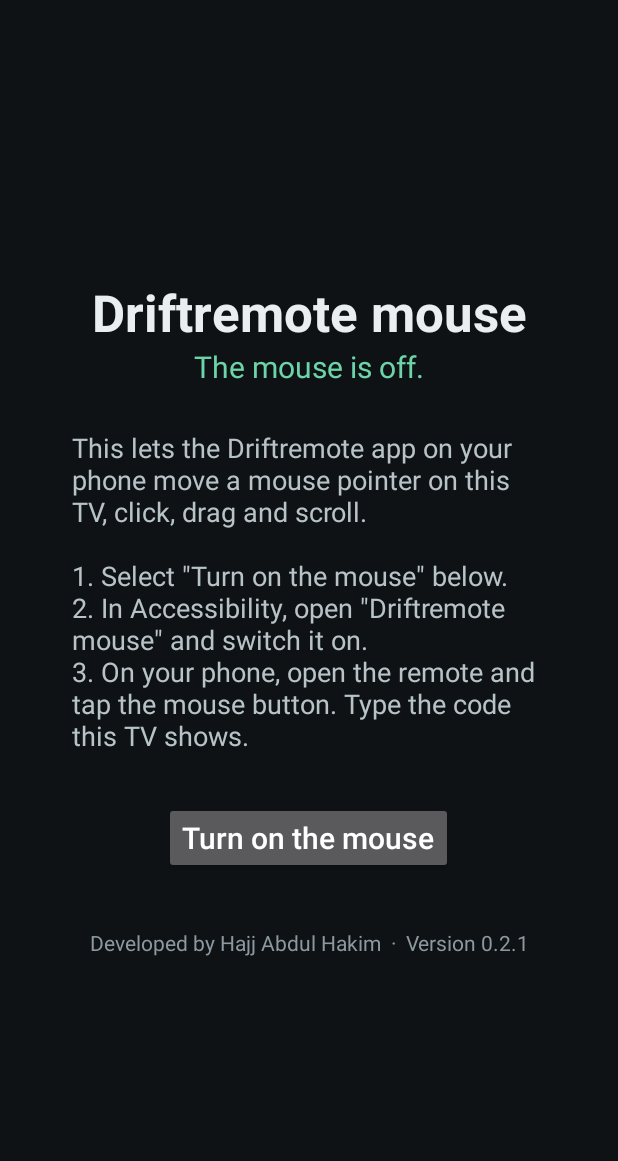
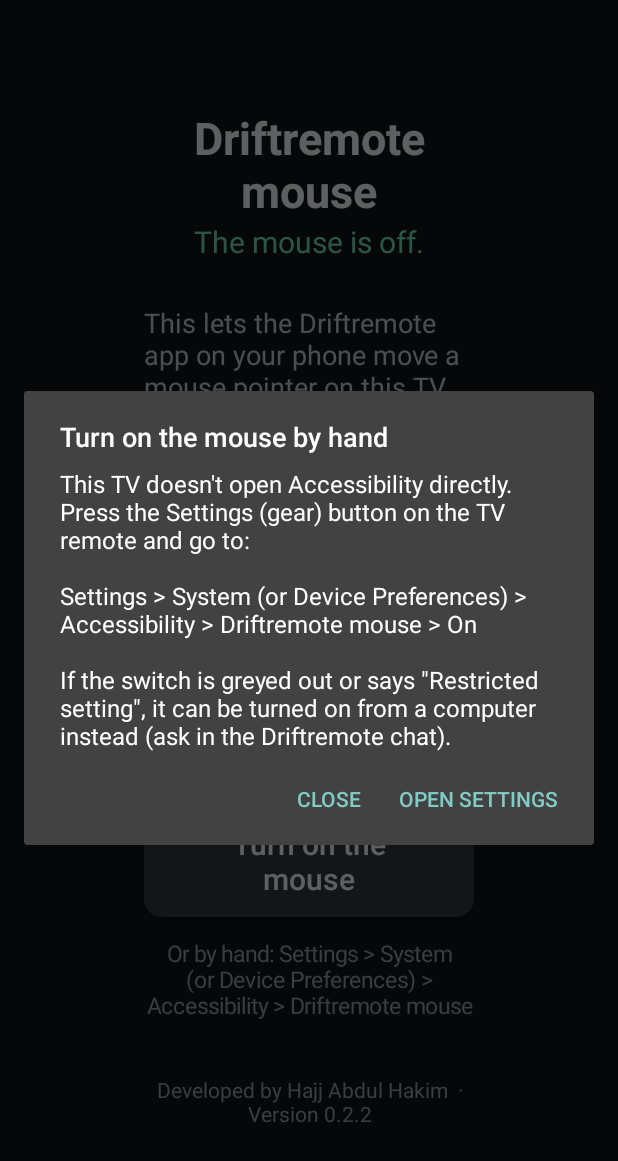
Before and after one commit to transkim/driftremote, an Android app: the screen it shows after launch (TvHomeActivity), after a tap on "Turn on the mouse", on a phone screen of 412 x 824 dp. Shown: the top 1161 px of the screen. Run offline under Robolectric (Android 15) with nearby library versions, the phone set to English and light mode, and no system bars.

Commit message:
0.2.2: TV app finds the Accessibility screen on more TVs (Hisense), clearer focus on the button, manual path shown

```diff
--- a/android/app/build.gradle
+++ b/android/app/build.gradle
@@ -10,8 +10,8 @@ android {
         applicationId 'app.driftremote'
         minSdk 21
         targetSdk 35
-        versionCode 6
-        versionName '0.2.1'
+        versionCode 7
+        versionName '0.2.2'
     }
 
     buildFeatures {
--- a/android/tv/build.gradle
+++ b/android/tv/build.gradle
@@ -10,8 +10,8 @@ android {
         applicationId 'app.driftremote.tv'
         minSdk 24
         targetSdk 35
-        versionCode 1
-        versionName '0.2.1'
+        versionCode 2
+        versionName '0.2.2'
     }
 
     buildFeatures {
--- a/android/tv/src/main/AndroidManifest.xml
+++ b/android/tv/src/main/AndroidManifest.xml
@@ -4,6 +4,15 @@
     <uses-feature android:name="android.software.leanback" android:required="false" />
     <uses-feature android:name="android.hardware.touchscreen" android:required="false" />
     <uses-permission android:name="android.permission.INTERNET" />
+
+    <!-- so the app can check which Settings screens this TV has (Android 11+) -->
+    <queries>
+        <package android:name="com.android.tv.settings" />
+        <package android:name="com.android.settings" />
+        <intent>
+            <action android:name="android.settings.ACCESSIBILITY_SETTINGS" />
+        </intent>
+    </queries>
 
     <application
         android:allowBackup="false"
--- a/android/tv/src/main/java/app/driftremote/tv/TvHomeActivity.java
+++ b/android/tv/src/main/java/app/driftremote/tv/TvHomeActivity.java
@@ -25,10 +25,9 @@ public class TvHomeActivity extends Activity {
         root.setOrientation(LinearLayout.VERTICAL);
         root.setGravity(Gravity.CENTER);
         root.setBackgroundColor(0xFF0E1215);
-        int p = (int) (48 * d);
-        root.setPadding(p, p, p, p);
+        root.setPadding((int) (96 * d), (int) (40 * d), (int) (96 * d), (int) (40 * d));
 
-        TextView title = text("Driftremote mouse", 34, 0xFFE9EFF1);
+        TextView title = text("Driftremote mouse", 30, 0xFFE9EFF1);
         title.setTypeface(android.graphics.Typeface.DEFAULT_BOLD);
         root.addView(title);
         status = text("", 20, 0xFF6CD4A8);
@@ -41,18 +40,27 @@ public class TvHomeActivity extends Activity {
                 + "3. On your phone, open the remote and tap the mouse button. Type the code this TV shows.",
                 18, 0xFFB8C3C8);
         steps.setGravity(Gravity.START);
-        steps.setMaxWidth((int) (720 * d));
-        LinearLayout.LayoutParams sl = new LinearLayout.LayoutParams(-2, -2);
+        LinearLayout.LayoutParams sl = new LinearLayout.LayoutParams(-1, -2);
         sl.topMargin = (int) (28 * d);
         root.addView(steps, sl);
 
         toggle = new Button(this);
         toggle.setAllCaps(false);
         toggle.setTextSize(20);
+        toggle.setFocusable(true);
+        toggle.setTextColor(0xFFE9EFF1);
+        toggle.setPadding((int) (32 * d), (int) (12 * d), (int) (32 * d), (int) (12 * d));
+        toggle.setBackground(buttonBackground(d));
         toggle.setOnClickListener(v -> openAccessibility());
         LinearLayout.LayoutParams bl = new LinearLayout.LayoutParams(-2, -2);
         bl.topMargin = (int) (32 * d);
         root.addView(toggle, bl);
+
+        TextView manual = text("Or by hand: Settings > System (or Device Preferences) > Accessibility > Driftremote mouse",
+                15, 0xFF8D999F);
+        LinearLayout.LayoutParams ml = new LinearLayout.LayoutParams(-2, -2);
+        ml.topMargin = (int) (14 * d);
+        root.addView(manual, ml);
 
         TextView footer = text("Developed by " + getString(R.string.developer) + "  ·  Version " + BuildConfig.VERSION_NAME,
                 14, 0xFF8D999F);
@@ -60,7 +68,11 @@ public class TvHomeActivity extends Activity {
         fl.topMargin = (int) (36 * d);
         root.addView(footer, fl);
 
-        setContentView(root);
+        android.widget.ScrollView scroll = new android.widget.ScrollView(this);
+        scroll.setFillViewport(true);
+        scroll.setBackgroundColor(0xFF0E1215);
+        scroll.addView(root);
+        setContentView(scroll);
         toggle.requestFocus();
     }
 
@@ -80,12 +92,61 @@ public class TvHomeActivity extends Activity {
         return PointerService.running;
     }
 
+    /**
+     * TV makers move the Accessibility screen around, and some (e.g. Hisense) don't
+     * answer the standard shortcut. Try the known screens, then explain the way by hand.
+     */
     private void openAccessibility() {
-        try {
-            startActivity(new Intent(Settings.ACTION_ACCESSIBILITY_SETTINGS));
-        } catch (RuntimeException e) {
-            startActivity(new Intent(Settings.ACTION_SETTINGS));
+        Intent[] tries = {
+                new Intent().setClassName("com.android.tv.settings",
+                        "com.android.tv.settings.accessibility.AccessibilityActivity"),
+                new Intent().setClassName("com.android.tv.settings",
+                        "com.android.tv.settings.accessibility.AccessibilitySettingsActivity"),
+                new Intent().setClassName("com.android.settings",
+                        "com.android.settings.Settings$AccessibilitySettingsActivity"),
+                new Intent(Settings.ACTION_ACCESSIBILITY_SETTINGS),
+        };
+        for (Intent i : tries) {
+            i.addFlags(Intent.FLAG_ACTIVITY_NEW_TASK);
+            android.content.pm.ResolveInfo ri = getPackageManager().resolveActivity(i, 0);
+            if (ri == null || ri.activityInfo == null || !ri.activityInfo.exported) continue;
+            try {
+                startActivity(i);
+                return;
+            } catch (RuntimeException ignored) {
+                // try the next one
+            }
         }
+        new android.app.AlertDialog.Builder(this)
+                .setTitle("Turn on the mouse by hand")
+                .setMessage("This TV doesn't open Accessibility directly. Press the Settings (gear) button on the TV remote and go to:\n\n"
+                        + "Settings > System (or Device Preferences) > Accessibility > Driftremote mouse > On\n\n"
+                        + "If the switch is greyed out or says \"Restricted setting\", it can be turned on from a computer instead "
+                        + "(ask in the Driftremote chat).")
+                .setPositiveButton("Open Settings", (d, w) -> {
+                    try {
+                        startActivity(new Intent(Settings.ACTION_SETTINGS).addFlags(Intent.FLAG_ACTIVITY_NEW_TASK));
+                    } catch (RuntimeException ignored) {
+                    }
+                })
+                .setNegativeButton("Close", null)
+                .show();
+    }
+
+    /** Grey normally, bright green with a white ring when the TV remote's focus is on it. */
+    private static android.graphics.drawable.Drawable buttonBackground(float d) {
+        android.graphics.drawable.GradientDrawable normal = new android.graphics.drawable.GradientDrawable();
+        normal.setColor(0xFF2E383F);
+        normal.setCornerRadius(12 * d);
+        android.graphics.drawable.GradientDrawable focused = new android.graphics.drawable.GradientDrawable();
+        focused.setColor(0xFF1F8A6B);
+        focused.setCornerRadius(12 * d);
+        focused.setStroke((int) (3 * d), 0xFFFFFFFF);
+        android.graphics.drawable.StateListDrawable s = new android.graphics.drawable.StateListDrawable();
+        s.addState(new int[]{android.R.attr.state_focused}, focused);
+        s.addState(new int[]{android.R.attr.state_pressed}, focused);
+        s.addState(new int[]{}, normal);
+        return s;
     }
 
     private TextView text(String s, float size, int color) {
```
